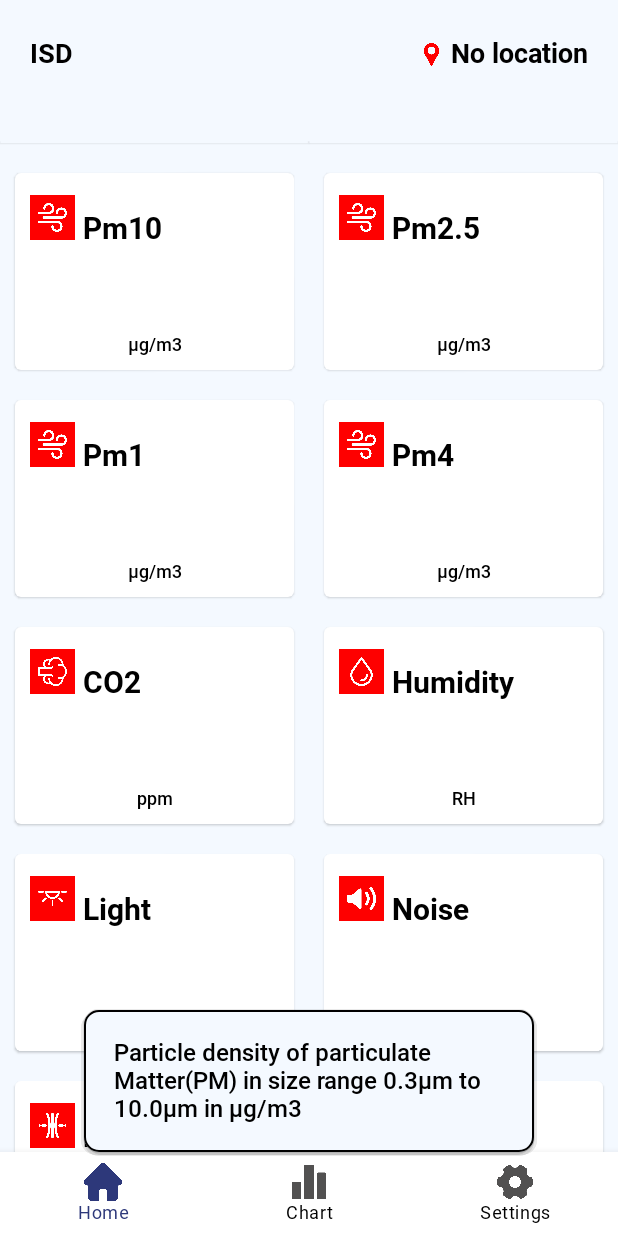
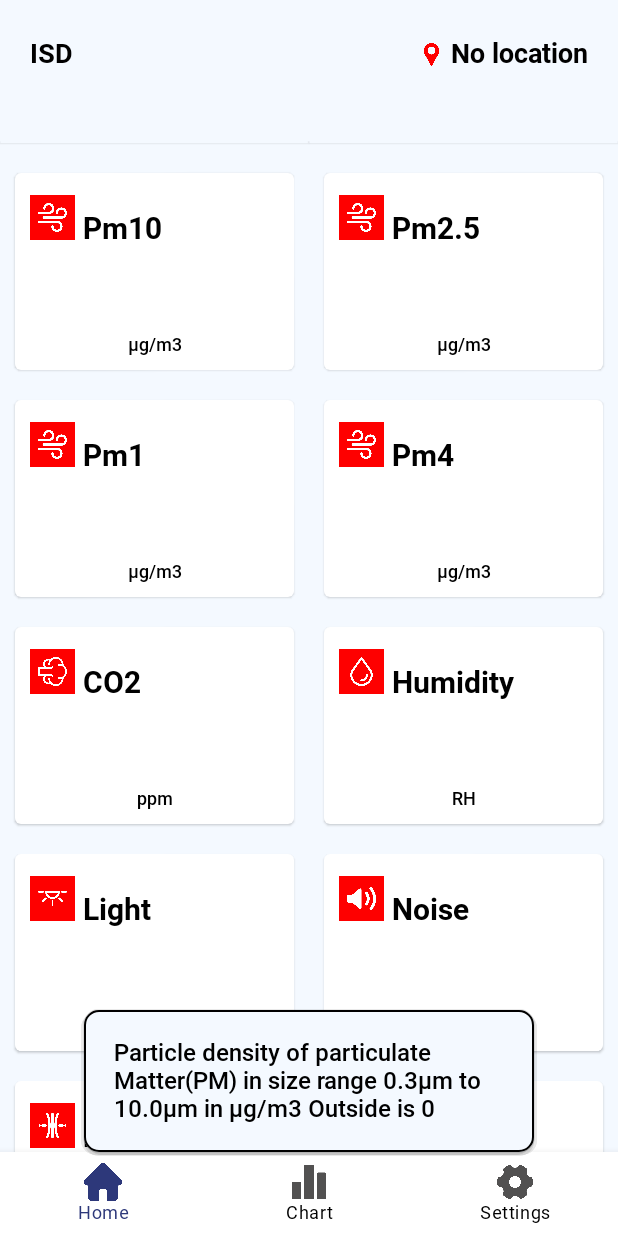
Before and after one commit to minhson0506/AndroidApp-AirQuality, an Android app built with Jetpack Compose: the MainScreen screen opened through its navigation route, after a tap on "Pm10", on a phone screen of 412 x 824 dp. Run offline under Robolectric (Android 15) with nearby library versions, the phone set to English and light mode, and no system bars; our stand-ins replace Room's generated code, livedata-compose, paging; libraries missing offline, so code that uses them is left out: androidx.paging, androidx.paging.toLiveData, com.madrapps.plot; pictures from the network do not load.

Commit message:
add main navigator

```diff
--- a/app/src/main/java/com/example/airquality/MainActivity.kt
+++ b/app/src/main/java/com/example/airquality/MainActivity.kt
@@ -14,15 +14,10 @@ import androidx.compose.foundation.layout.fillMaxSize
 import androidx.compose.foundation.layout.padding
 import androidx.compose.foundation.layout.size
 import androidx.compose.material.*
-import androidx.compose.material.icons.Icons
-import androidx.compose.material.icons.rounded.Home
-import androidx.compose.material.icons.rounded.Menu
-import androidx.compose.material.icons.rounded.Settings
 import androidx.compose.runtime.*
 import androidx.compose.ui.Modifier
 import androidx.compose.ui.graphics.Color
 import androidx.compose.ui.graphics.ColorFilter
-import androidx.compose.ui.graphics.vector.ImageVector
 import androidx.compose.ui.res.painterResource
 import androidx.compose.ui.unit.dp
 import androidx.navigation.NavController
@@ -56,7 +51,7 @@ class MainActivity : ComponentActivity() {
         model = DataViewModel(application = application)
 
         setContent {
-            val navController = rememberNavController()
+            val mainNavController = rememberNavController()
 
 
             AirQualityTheme {
@@ -65,13 +60,15 @@ class MainActivity : ComponentActivity() {
                 // A surface container using the 'background' color from the theme
                 Surface(modifier = Modifier.fillMaxSize(),
                     color = MaterialTheme.colors.background) {
-                    NavHost(navController, startDestination = "landingPage") {
+                    NavHost(mainNavController, startDestination = "landingPage") {
                         composable("landingPage") {
-                            LandingPage(model, navController)
+                            LandingPage(model, mainNavController)
                         }
                         composable("main") {
-                            MainScreen(model = model)
+                            MainScreen(mainNavController, model = model)
+//                            NavigationGraph(navController = navController, model = model)
                         }
+
                     }
                 }
             }
@@ -98,7 +95,7 @@ sealed class BottomNavItem(var title: String, var icon: Int, var screen_route: S
 
 @ExperimentalFoundationApi
 @Composable
-fun NavigationGraph(
+fun NavigationGraph( mainNavController: NavController,
     navController: NavHostController, model: DataViewModel
 ) {
     NavHost(navController, startDestination = BottomNavItem.Home.screen_route) {
@@ -109,7 +106,7 @@ fun NavigationGraph(
             ChartPage(model = model)
         }
         composable(BottomNavItem.Setting.screen_route) {
-            Settings(navController = navController, model = model)
+            Settings(navController = mainNavController, model = model)
         }
     }
 }
@@ -167,8 +164,7 @@ fun BottomNavigationBar(navController: NavController) {
 
 @ExperimentalFoundationApi
 @Composable
-fun MainScreen( model: DataViewModel
-) {
+fun MainScreen(mainNavController: NavController, model: DataViewModel) {
     val navController = rememberNavController()
     var showBottomBar by remember { mutableStateOf(true) }
     val navBackStackEntry by navController.currentBackStackEntryAsState()
@@ -188,6 +184,7 @@ fun MainScreen( model: DataViewModel
         content = { innerPadding ->
             Box(modifier = Modifier.padding(innerPadding)) {
                 NavigationGraph(
+                    mainNavController = mainNavController,
                     navController = navController,
                     model = model
                 )
--- a/app/src/main/java/com/example/airquality/components/Dashboard.kt
+++ b/app/src/main/java/com/example/airquality/components/Dashboard.kt
@@ -45,6 +45,7 @@ import retrofit2.Response
 import java.util.concurrent.Executors
 import java.util.concurrent.ScheduledExecutorService
 import java.util.concurrent.TimeUnit
+import kotlin.math.roundToInt
 
 
 @OptIn(ExperimentalMaterialApi::class)
@@ -54,6 +55,7 @@ fun Dashboard(model: DataViewModel) {
     val sensorData: SensorModel? by model.getLatest().observeAsState(null)
     val weather: WeatherResponse? by model.weather.observeAsState(null)
     val image: String? by model.image.observeAsState(null)
+    val string = "Outside is "
 
 //    val deviceName by model.deviceName.observeAsState("")
 
@@ -65,13 +67,15 @@ fun Dashboard(model: DataViewModel) {
         null, null,
         Value(
             0, "Pm10", R.drawable.wind, sensorData?.pm10, "µg/m3",
-            "Particle density of particulate Matter(PM) in size range 0.3µm to 10.0µm in µg/m3"
+            "Particle density of particulate Matter(PM) in size range 0.3µm to 10.0µm in µg/m3",
+            string + ((weather?.current?.airQuality?.pm10?.times(10))?.roundToInt()?.div(10.0) ?: 0)
         ),
         Value(
             1, "Pm2.5", R.drawable.wind,
             sensorData?.pm2,
             "µg/m3",
-            "Particle density of particulate Matter(PM) in size range 0.3µm to 2.5µm in µg/m3"
+            "Particle density of particulate Matter(PM) in size range 0.3µm to 2.5µm in µg/m3",
+            string + ((weather?.current?.airQuality?.pm2_5?.times(10))?.roundToInt()?.div(10.0) ?: 0)
         ),
         Value(
             2,
@@ -79,7 +83,8 @@ fun Dashboard(model: DataViewModel) {
             R.drawable.wind,
             sensorData?.pm1,
             "µg/m3",
-            "Particle density of particulate Matter(PM) in size range 0.3µm to 1.0µm in µg/m3"
+            "Particle density of particulate Matter(PM) in size range 0.3µm to 1.0µm in µg/m3",
+            ""
         ),
         Value(
             3,
@@ -87,26 +92,41 @@ fun Dashboard(model: DataViewModel) {
             R.drawable.wind,
             sensorData?.pm4,
             "µg/m3",
-            "Particle density of particulate Matter(PM) in size range 0.3µm to 4.0µm in µg/m3"
+            "Particle density of particulate Matter(PM) in size range 0.3µm to 4.0µm in µg/m3",
+            ""
         ),
         Value(
             4,
             "CO2", R.drawable.co2,
-            sensorData?.co2, "ppm", "Carbon dioxide in ppm"
+            sensorData?.co2, "ppm", "Carbon dioxide in ppm",
+            string + ((weather?.current?.airQuality?.co?.times(10))?.roundToInt()?.div(10.0) ?: 0)
         ),
-        Value(5, "Humidity", R.drawable.humidity, sensorData?.hum, "RH", "Humidity in %RH"),
-        Value(6, "Light", R.drawable.light, sensorData?.lux, "lux", "Lighting in lux"),
+        Value(5,
+            "Humidity",
+            R.drawable.humidity,
+            sensorData?.hum,
+            "RH",
+            "Humidity in %RH",
+            string + weather?.current?.humidity),
+        Value(6, "Light", R.drawable.light, sensorData?.lux, "lux", "Lighting in lux", ""),
         Value(
             7, "Noise", R.drawable.sound,
             sensorData?.noise,
-            "dB", "Loudness in dB"
+            "dB", "Loudness in dB", ""
         ),
-        Value(8, "Pressure", R.drawable.pressure, sensorData?.pres, "hPa", "Pressure in hPa"),
+        Value(8,
+            "Pressure",
+            R.drawable.pressure,
+            sensorData?.pres,
+            "hPa",
+            "Pressure in hPa",
+            string + ((weather?.current?.pressure?.times(10))?.roundToInt()?.div(10.0) ?: 0)),
         Value(
             9,
             "Temp", R.drawable.temp,
             sensorData?.temp,
             "°C", "Temperature in °C",
+            string + ((weather?.current?.temp?.times(10))?.roundToInt()?.div(10.0) ?: 0)
         )
     )
 
@@ -132,7 +152,7 @@ fun Dashboard(model: DataViewModel) {
     // set device + room name
     var title by remember { mutableStateOf("") }
 
-    title = if (sensorData?.deviceName != null && sensorData?.deviceName == "") {
+    title = if (sensorData?.deviceName != null && sensorData?.deviceName != "") {
         sensorData!!.deviceName.toString()
     }
 //    else if (sensorData?.deviceName != null) {
@@ -255,13 +275,18 @@ fun Dashboard(model: DataViewModel) {
                                 horizontalAlignment = Alignment.CenterHorizontally,
                                 verticalArrangement = Arrangement.Center
                             ) {
-                                it?.desc?.let { it1 ->
-                                    Text(
-                                        text = it1,
-                                        color = Color.Black,
+//                                it?.desc?.let { it1 ->
+//                                    Text(
+//                                        text = it1,
+//                                        color = Color.Black,
+//                                        modifier = Modifier.padding(vertical = 5.dp),
+//                                        fontFamily = medium
+//                                    )
+//                                }
+                                if (it != null) {
+                                    Text(text = it.desc + " " + it.outside, color = Color.Black,
                                         modifier = Modifier.padding(vertical = 5.dp),
-                                        fontFamily = medium
-                                    )
+                                        fontFamily = medium)
                                 }
                             }
                         }
@@ -336,6 +361,7 @@ data class Value(
     val data: Double?,
     val unit: String,
     val desc: String,
+    val outside: String,
 )
 
 @Composable
@@ -423,7 +449,7 @@ fun UpdateData(scheduledExecutorService: ScheduledExecutorService, model: DataVi
             }
 
             override fun onFailure(call: Call<SensorResponse>, t: Throwable) {
-                Log.d(MainActivity.tag, "onFailure: when update" + t.message)
+                Log.d(MainActivity.tag, "onFailure: when update " + t.message)
             }
         })
     }, 0, 30, TimeUnit.SECONDS)
--- a/app/src/main/java/com/example/airquality/components/Settings.kt
+++ b/app/src/main/java/com/example/airquality/components/Settings.kt
@@ -138,6 +138,10 @@ fun Settings(navController: NavController, model: DataViewModel) {
 
                                     override fun onFailure(call: Call<String>, t: Throwable) {
                                         Log.d(MainActivity.tag, "onFailure: change device name fail with ${t.message}")
+                                        // wait to restart hardware
+                                        Thread.sleep(2000)
+                                        // navigate to landing page
+//                                        navController.navigate("landingPage")
                                     }
                                 })
                             }
--- a/app/src/main/java/com/example/airquality/services/GetWeather.kt
+++ b/app/src/main/java/com/example/airquality/services/GetWeather.kt
@@ -46,7 +46,7 @@ fun GetWeather(model: DataViewModel) {
                 }
 
                 override fun onFailure(call: Call<WeatherResponse>, t: Throwable) {
-                    Log.d(MainActivity.tag, "onFailure: " + t.message)
+                    Log.d(MainActivity.tag, "onFailure: when get weather info" + t.message)
                 }
             })
         Log.d(MainActivity.tag, "GetWeather: $weather")
```
